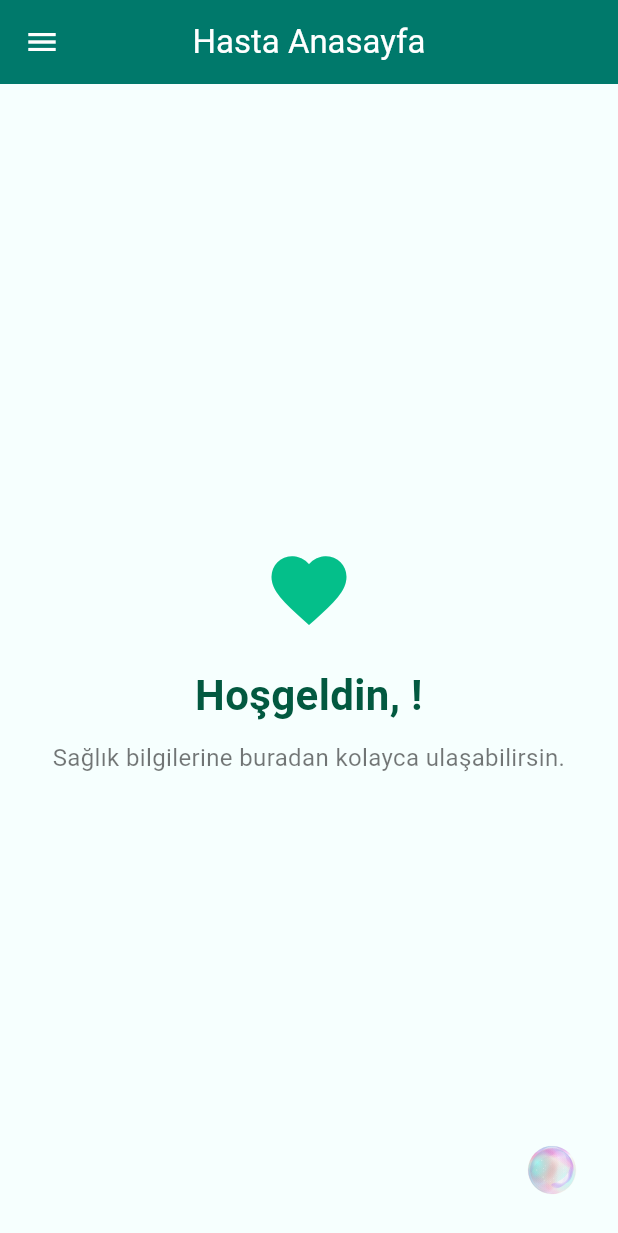
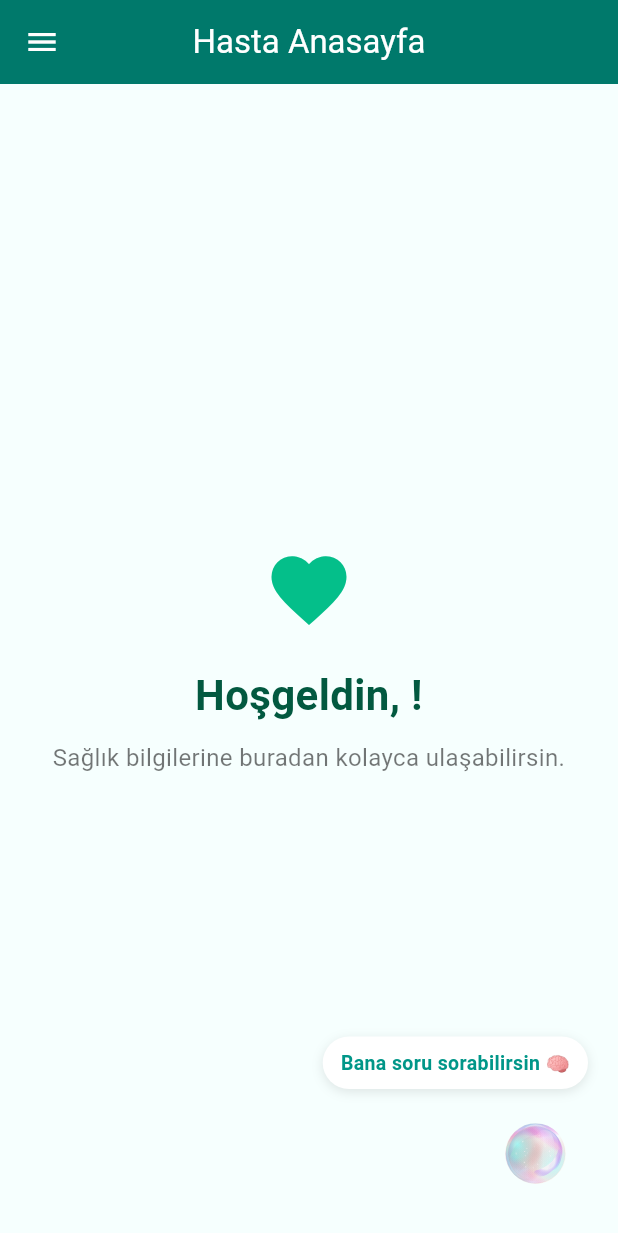
Before and after one commit to Mert30/YZTA-Bootcamp-Group-110, a Flutter app: the PatientHomePage screen opened directly, on a phone screen of 412 x 824 dp. Shown: the top 1233 px of the screen. Run offline on Flutter 3.47's test engine with Material 3 defaults, Android fonts, the phone set to English and light mode, and no system bars; our stand-ins replace bloc, cloud_firestore, convex_bottom_bar, firebase_auth, firebase_core, firebase_storage and 7 more; missing offline and left inert: mobile_scanner; accounts and stored records are empty; project files that could hold a hidden picture were left out.

Commit message:
`yeni tasarimsal guncellemeler`

```diff
--- a/smart_med_asistant/lib/ui/views/patient_home_page.dart
+++ b/smart_med_asistant/lib/ui/views/patient_home_page.dart
@@ -113,7 +113,7 @@ class _PatientHomePageState extends State<PatientHomePage> {
       ),
       drawer: Drawer(
         child: Container(
-          color: const Color(0xFF011627),
+          color: const Color(0xFFF6FFFE),
           child: ListView(
             padding: EdgeInsets.zero,
             children: [
@@ -210,11 +210,11 @@ class _PatientHomePageState extends State<PatientHomePage> {
               ListTile(
                 leading: const Icon(
                   Icons.medical_services,
-                  color: Colors.white,
+                  color: Color(0xFF025940),
                 ),
                 title: const Text(
                   'İlaçlarım',
-                  style: TextStyle(color: Colors.white),
+                  style: TextStyle(color: Color(0xFF025940)),
                 ),
                 onTap: () {
                   Navigator.push(
@@ -226,10 +226,10 @@ class _PatientHomePageState extends State<PatientHomePage> {
                 },
               ),
               ListTile(
-                leading: const Icon(Icons.settings, color: Colors.white),
+                leading: const Icon(Icons.settings, color: Color(0xFF025940)),
                 title: const Text(
                   'Ayarlar',
-                  style: TextStyle(color: Colors.white),
+                  style: TextStyle(color: Color(0xFF025940)),
                 ),
                 onTap: () {
                   Navigator.push(
@@ -241,13 +241,10 @@ class _PatientHomePageState extends State<PatientHomePage> {
                 },
               ),
               ListTile(
-                leading: const Icon(Icons.logout, color: Colors.white),
+                leading: const Icon(Icons.logout, color: Color(0xFF025940)),
                 title: const Text(
                   'Çıkış Yap',
-                  style: TextStyle(
-                    color: Colors.white,
-                    fontWeight: FontWeight.bold,
-                  ),
+                  style: TextStyle(color: Color(0xFF025940)),
                 ),
                 onTap: () {
                   showDialog(
@@ -356,22 +353,56 @@ class _PatientHomePageState extends State<PatientHomePage> {
               ),
             ),
           ),
+          // Chatbot animasyonu ve konuşma balonu
           Positioned(
-            bottom: 16,
-            right: 16,
-            child: FloatingActionButton(
-              onPressed: () {
+            bottom: 20,
+            right: 20,
+            child: Column(
+              crossAxisAlignment: CrossAxisAlignment.end,
+              children: [
+                // Konuşma kutusu
+                Container(
+                  padding: const EdgeInsets.symmetric(
+                    horizontal: 12,
+                    vertical: 8,
+                  ),
+                  margin: const EdgeInsets.only(bottom: 8),
+                  decoration: BoxDecoration(
+                    color: Colors.white,
+                    borderRadius: BorderRadius.circular(20),
+                    boxShadow: [
+                      BoxShadow(
+                        color: Colors.black.withOpacity(0.1),
+                        blurRadius: 6,
+                        offset: const Offset(0, 2),
+                      ),
+                    ],
+                  ),
+                  child: const Text(
+                    'Bana soru sorabilirsin 🧠',
+                    style: TextStyle(
+                      color: Colors.teal,
+                      fontWeight: FontWeight.w600,
+                      fontSize: 13,
+                    ),
+                  ),
+                ),
+
+                // Chatbot animasyonlu buton
+                GestureDetector(
+                  onTap: () {
                     Navigator.push(
                       context,
-                  MaterialPageRoute(builder: (context) => GeminiChatPage()),
+                      MaterialPageRoute(
+                        builder: (context) => const GeminiChatPage(),
+                      ),
                     );
                   },
-              backgroundColor: Colors.transparent,
-              elevation: 0,
+                  child: SizedBox(
+                    width: 70,
+                    height: 70,
                     child: Lottie.asset(
                       'assets/animations/chatbot.json',
-                width: 70,
-                height: 70,
                       fit: BoxFit.cover,
                       repeat: true,
                     ),
@@ -379,6 +410,9 @@ class _PatientHomePageState extends State<PatientHomePage> {
                 ),
               ],
             ),
+          ),
+        ],
+      ),
     );
   }
 }
--- a/smart_med_asistant/lib/ui/views/prescription_detail_page.dart
+++ b/smart_med_asistant/lib/ui/views/prescription_detail_page.dart
@@ -19,7 +19,7 @@ class PrescriptionDetailPage extends StatelessWidget {
       appBar: AppBar(
         centerTitle: true,
         title: const Text("İlaç Detayları"),
-        backgroundColor: const Color(0xFF024059),
+        backgroundColor: Colors.teal.shade700,
         foregroundColor: Colors.white,
         elevation: 0,
       ),
@@ -61,7 +61,7 @@ class PrescriptionDetailPage extends StatelessWidget {
               style: const TextStyle(
                 fontSize: 18,
                 fontWeight: FontWeight.w600,
-                color: Color(0xFF026873),
+                color: Colors.teal,
               ),
             ),
             const SizedBox(height: 12),
@@ -127,7 +127,7 @@ class PrescriptionDetailPage extends StatelessWidget {
                     .map(
                       (time) => Chip(
                         label: Text(time.trim()), // trim() boşlukları temizler
-                        backgroundColor: const Color(0xFF026873),
+                        backgroundColor: Colors.teal.shade700,
                         labelStyle: const TextStyle(color: Colors.white),
                       ),
                     )
@@ -142,7 +142,7 @@ class PrescriptionDetailPage extends StatelessWidget {
 
   Widget buildInfoCard(String title, String content) {
     return Card(
-      color: Colors.white54, // Arka planı beyaz yaptık
+      color: Colors.white, // Arka planı beyaz yaptık
       shape: RoundedRectangleBorder(borderRadius: BorderRadius.circular(12)),
       elevation: 1,
       child: Padding(
@@ -155,9 +155,7 @@ class PrescriptionDetailPage extends StatelessWidget {
               style: const TextStyle(
                 fontSize: 16,
                 fontWeight: FontWeight.bold,
-                color: Color(
-                  0xFF026873,
-                ), // Başlık rengini biraz daha yumuşattık
+                color: Colors.teal, // Başlık rengini biraz daha yumuşattık
               ),
             ),
             const SizedBox(height: 8),
--- a/smart_med_asistant/lib/ui/views/support_page.dart
+++ b/smart_med_asistant/lib/ui/views/support_page.dart
@@ -101,6 +101,7 @@ class _SupportPageState extends State<SupportPage> {
     return Scaffold(
       backgroundColor: const Color(0xFFF4F6F8),
       appBar: AppBar(
+        centerTitle: true,
         title: Row(
           children: [
             const Icon(Icons.support_agent, color: Colors.white),
```
Also changed, not shown: smart_med_asistant/lib/ui/views/edit_profil_page.dart (deleted). Lines whose indentation alone changed are shown as unchanged.
